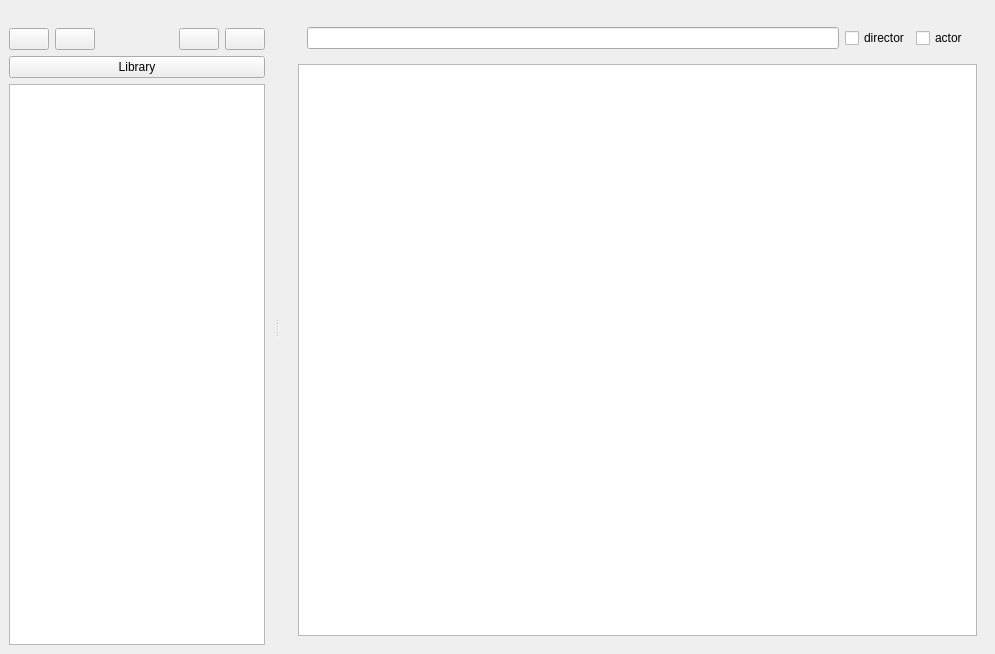
Qt form moviehamster/gui/qtgui.ui (bordstein/hamster) before a commit.
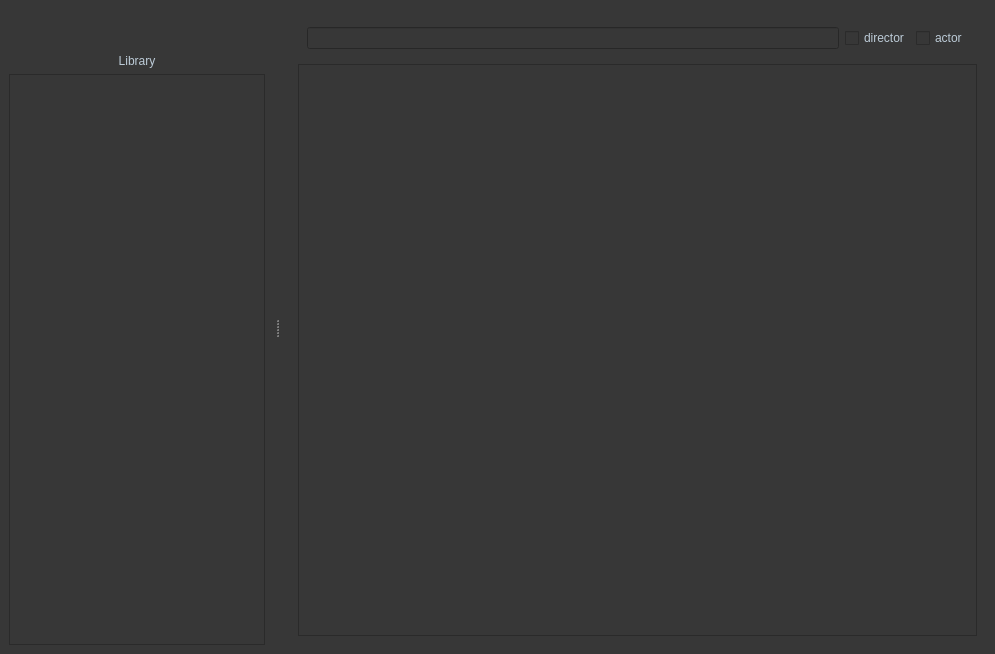
The same form after that commit. Icons and pictures are not drawn.

Commit message: first stylesheet for dark theme

What changed in the file:
```diff
--- a/moviehamster/gui/qtgui.ui
+++ b/moviehamster/gui/qtgui.ui
@@ -13,6 +13,130 @@
   <property name="windowTitle">
    <string>MainWindow</string>
   </property>
+  <property name="styleSheet">
+   <string notr="true">QWidget{
+background-color: rgb(55,55,55);
+	color: rgb(188, 203, 215);
+}
+
+/* push buttons */
+QPushButton:focus {
+	border: none;
+	outline: none;
+}
+QPushButton{
+border: none;
+}
+
+/* horizontal scroll bar */
+QScrollBar:horizontal {
+     border: 2px solid grey;
+     background: #32CC99;
+     height: 15px;
+     margin: 0px 20px 0 20px;
+ }
+ QScrollBar::handle:horizontal {
+     background: white;
+     min-width: 20px;
+ }
+ QScrollBar::add-line:horizontal {
+     border: 2px solid grey;
+     background: #32CC99;
+     width: 20px;
+     subcontrol-position: right;
+     subcontrol-origin: margin;
+ }
+
+ QScrollBar::sub-line:horizontal {
+     border: 2px solid grey;
+     background: #32CC99;
+     width: 20px;
+     subcontrol-position: left;
+     subcontrol-origin: margin;
+ }
+
+/* vertical scroll  bar */
+  QScrollBar:vertical {
+      border: 2px solid grey;
+      background: #32CC99;
+      width: 15px;
+      margin: 22px 0 22px 0;
+  }
+  QScrollBar::handle:vertical {
+      background: white;
+      min-height: 20px;
+  }
+  QScrollBar::add-line:vertical {
+      border: 2px solid grey;
+      background: #32CC99;
+      height: 20px;
+      subcontrol-position: bottom;
+      subcontrol-origin: margin;
+  }
+
+  QScrollBar::sub-line:vertical {
+      border: 2px solid grey;
+      background: #32CC99;
+      height: 20px;
+      subcontrol-position: top;
+      subcontrol-origin: margin;
+  }
+  QScrollBar::up-arrow:vertical, QScrollBar::down-arrow:vertical {
+      border: 2px solid grey;
+      width: 3px;
+      height: 3px;
+      background: white;
+  }
+
+  QScrollBar::add-page:vertical, QScrollBar::sub-page:vertical {
+      background: none;
+  }
+
+/* table view */
+QTableView{
+	font: 12pt &quot;Ubuntu&quot;;
+	color: rgb(188, 203, 215);
+background-color: rgb(55,55,55);
+     alternate-background-color: rgb(49, 49, 49);
+     selection-background-color: rgb(0, 0, 127);
+ }
+
+/*  tab bar */
+QTabWidget::pane { /* The tab widget frame */
+     border-top: 2px solid #C2C7CB;
+     position: absolute;
+     top: -0.5em;
+ }
+
+ QTabWidget::tab-bar {
+     alignment: center;
+ }
+
+ /* Style the tab using the tab sub-control. Note that
+     it reads QTabBar _not_ QTabWidget */
+ QTabBar::tab {
+     background: qlineargradient(x1: 0, y1: 0, x2: 0, y2: 1,
+                                 stop: 0 #E1E1E1, stop: 0.4 #DDDDDD,
+                                 stop: 0.5 #D8D8D8, stop: 1.0 #D3D3D3);
+     border: 2px solid #C4C4C3;
+     border-bottom-color: #C2C7CB; /* same as the pane color */
+     border-top-left-radius: 4px;
+     border-top-right-radius: 4px;
+     min-width: 8ex;
+     padding: 2px;
+ }
+
+ QTabBar::tab:selected, QTabBar::tab:hover {
+     background: qlineargradient(x1: 0, y1: 0, x2: 0, y2: 1,
+                                 stop: 0 #fafafa, stop: 0.4 #f4f4f4,
+                                 stop: 0.5 #e7e7e7, stop: 1.0 #fafafa);
+ }
+
+ QTabBar::tab:selected {
+     border-color: #9B9B9B;
+     border-bottom-color: #C2C7CB; /* same as pane color */
+ }</string>
+  </property>
   <widget class="QWidget" name="centralwidget">
    <layout class="QGridLayout" name="gridLayout">
     <item row="0" column="1">
@@ -52,7 +176,14 @@
          </widget>
         </item>
         <item>
-         <widget class="QTableView" name="movieList"/>
+         <widget class="QTableView" name="movieList">
+          <property name="styleSheet">
+           <string notr="true"/>
+          </property>
+          <property name="alternatingRowColors">
+           <bool>true</bool>
+          </property>
+         </widget>
         </item>
        </layout>
       </widget>
```
Left out of the diff: 4 changed lines with no effect on the pictures. The commit also changes 2 other files.
